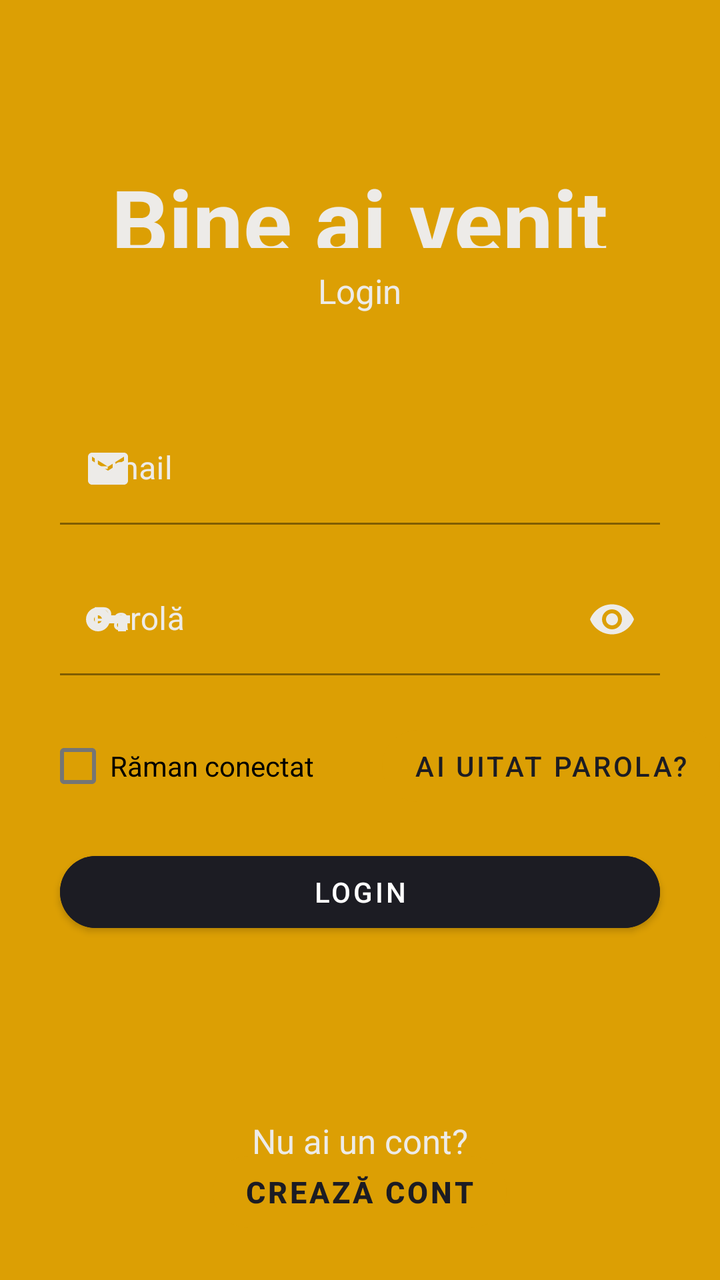
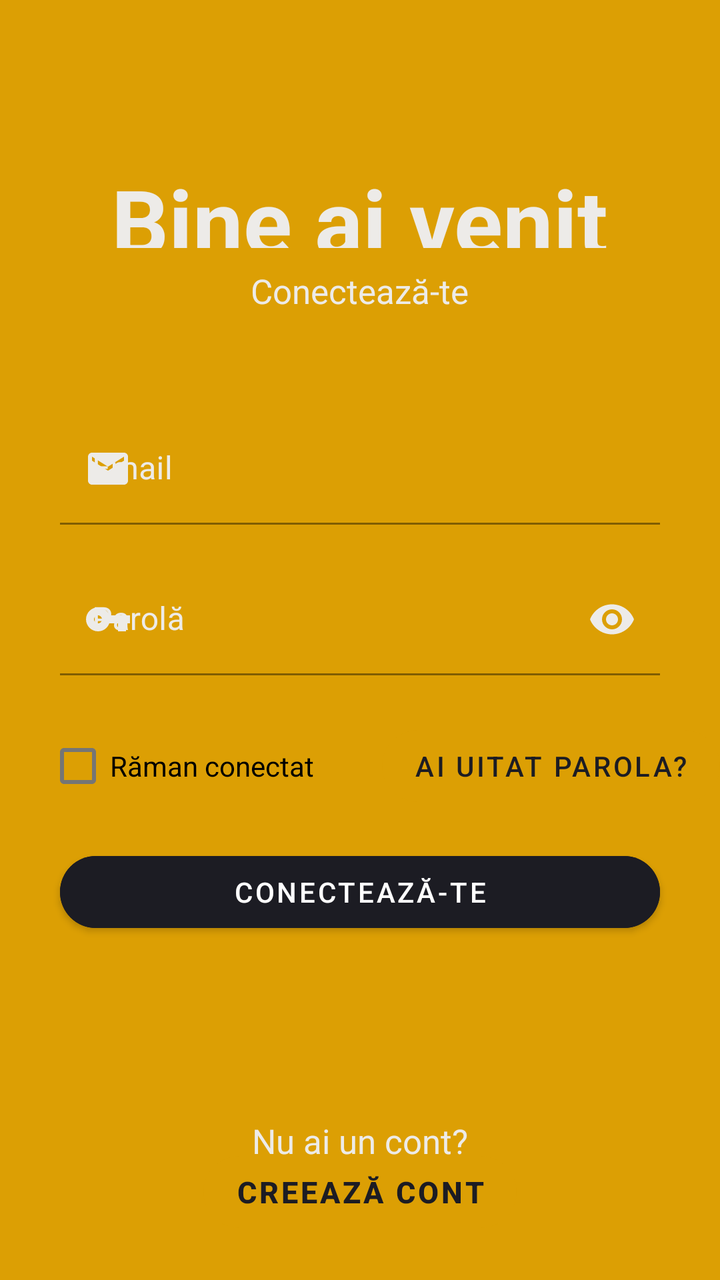

Compare the two renders of this Android layout. The source of the first and the diff that turns it into the second are given below.
<!-- AndroidManifest.xml: application theme Theme.Login -->
<!-- res/layout/fragment_login.xml -->
<?xml version="1.0" encoding="utf-8"?>
<RelativeLayout xmlns:android="http://schemas.android.com/apk/res/android"
    xmlns:app="http://schemas.android.com/apk/res-auto"
    xmlns:tools="http://schemas.android.com/tools"
    android:layout_width="match_parent"
    android:layout_height="match_parent"
    android:background="@color/darkYellow"
    tools:context=".LoginFragment">

    <FrameLayout
        android:id="@+id/container"
        android:layout_width="match_parent"
        android:layout_height="0dp"
        tools:ignore="MergeRootFrame" />

    <TextView
        android:id="@+id/title"
        android:layout_width="wrap_content"
        android:layout_height="wrap_content"
        android:layout_above="@id/subtitle"
        android:layout_centerHorizontal="true"
        android:layout_marginTop="80dp"
        android:layout_marginBottom="10dp"
        android:text="Bine ai venit"
        android:textColor="@color/desertStorm"
        android:textSize="45sp"
        android:textStyle="bold" />

    <TextView
        android:id="@+id/subtitle"
        android:layout_width="wrap_content"
        android:layout_height="wrap_content"
        android:layout_above="@id/loginEmail"
        android:layout_centerHorizontal="true"
        android:layout_marginStart="25dp"
        android:layout_marginBottom="50dp"
        android:text="@string/login"
        android:textColor="@color/desertStorm"
        android:textSize="17sp" />

    <com.google.android.material.textfield.TextInputLayout
        android:id="@+id/loginEmail"
        android:layout_width="match_parent"
        android:layout_height="wrap_content"
        android:layout_above="@id/loginPassword"
        android:layout_marginLeft="30dp"
        android:layout_marginRight="30dp"
        android:backgroundTint="@color/desertStorm"
        android:hint="@string/email"

        android:textColor="@color/desertStorm"
        android:textColorHint="@color/desertStorm"
        android:textSize="15sp"
        app:startIconDrawable="@drawable/email_icon"
        app:startIconTint="@color/desertStorm"
        app:errorEnabled="true">

        <com.google.android.material.textfield.TextInputEditText
            android:layout_width="match_parent"
            android:layout_height="wrap_content"
            android:background="@color/darkYellow"
            android:inputType="textEmailAddress" />

    </com.google.android.material.textfield.TextInputLayout>

    <com.google.android.material.textfield.TextInputLayout
        android:id="@+id/loginPassword"
        android:layout_width="match_parent"
        android:layout_height="wrap_content"
        android:layout_centerInParent="true"
        android:layout_marginLeft="30dp"
        android:layout_marginTop="-1dp"
        android:layout_marginRight="30dp"
        android:backgroundTint="@color/desertStorm"
        android:hint="@string/password"
        android:inputType="textPassword"
        android:textColor="@color/desertStorm"
        android:textColorHint="@color/desertStorm"
        android:textSize="15sp"
        app:endIconMode="password_toggle"
        app:endIconTint="@color/desertStorm"
        app:startIconDrawable="@drawable/password_icon"
        app:startIconTint="@color/desertStorm"
        app:errorEnabled="true">

        <com.google.android.material.textfield.TextInputEditText
            android:id="@+id/loginPasswordTIET"
            android:layout_width="match_parent"
            android:layout_height="wrap_content"
            android:background="@color/darkYellow"
            android:inputType="textPassword" />

    </com.google.android.material.textfield.TextInputLayout>

    <CheckBox
        android:id="@+id/rememberMeCheckBox"
        android:layout_width="wrap_content"
        android:layout_height="wrap_content"
        android:layout_below="@id/loginPassword"
        android:layout_alignParentStart="true"
        android:layout_alignParentLeft="true"
        android:layout_centerInParent="true"
        android:layout_marginStart="23dp"
        android:layout_marginTop="1dp"
        android:text="Răman conectat" />

    <Button
        android:id="@+id/forgotPassword"
        android:layout_width="wrap_content"
        android:layout_height="wrap_content"
        android:layout_below="@id/loginPassword"
        android:layout_alignParentRight="true"
        android:layout_marginTop="1dp"
        android:backgroundTint="@color/darkYellow"
        android:outlineSpotShadowColor="@color/darkYellow"
        android:text="@string/forgotPassword"
        android:textColor="@color/blackRussian"
        app:cornerRadius="20dp" />

    <Button
        android:id="@+id/loginButton"
        android:layout_width="match_parent"
        android:layout_height="wrap_content"
        android:layout_below="@id/forgotPassword"
        android:layout_marginLeft="30dp"
        android:layout_marginTop="15dp"
        android:layout_marginRight="30dp"
        android:backgroundTint="@color/blackRussian"
        android:text="@string/login"
        android:textColor="@android:color/white"
        app:cornerRadius="20dp" />

    <TextView
        android:id="@+id/dontHaveAccout"
        android:layout_width="wrap_content"
        android:layout_height="wrap_content"
        android:layout_above="@id/createAccountButton"
        android:layout_centerHorizontal="true"
        android:layout_marginBottom="-10dp"
        android:text="@string/withoutAccount"
        android:textColor="@color/desertStorm"
        android:textSize="17sp" />

    <Button
        android:id="@+id/createAccountButton"
        android:layout_width="wrap_content"
        android:layout_height="wrap_content"
        android:layout_alignParentBottom="true"
        android:layout_centerHorizontal="true"
        android:layout_marginBottom="20dp"
        android:backgroundTint="@color/darkYellow"
        android:outlineSpotShadowColor="@color/darkYellow"
        android:text="@string/createAccount"
        android:textColor="@color/blackRussian"
        android:textSize="15sp"
        android:textStyle="bold"
        app:cornerRadius="20dp" />

</RelativeLayout>
<!-- resources referenced by this layout -->
<resources>
  <color name="blackRussian">#1c1c23</color>
  <color name="darkYellow">#dc9f04</color>
  <color name="desertStorm">#edebe8</color>
  <!-- drawable email_icon (drawable) -->
  <vector android:height="24dp" android:tint="#FFFFFF"
      android:viewportHeight="24" android:viewportWidth="24"
      android:width="24dp" xmlns:android="http://schemas.android.com/apk/res/android">
      <path android:fillColor="@android:color/white" android:pathData="M20,4L4,4c-1.1,0 -1.99,0.9 -1.99,2L2,18c0,1.1 0.9,2 2,2h16c1.1,0 2,-0.9 2,-2L22,6c0,-1.1 -0.9,-2 -2,-2zM20,8l-8,5 -8,-5L4,6l8,5 8,-5v2z"/>
  </vector>
  <!-- drawable password_icon (drawable) -->
  <vector android:height="24dp" android:tint="#FFFFFF"
      android:viewportHeight="24" android:viewportWidth="24"
      android:width="24dp" xmlns:android="http://schemas.android.com/apk/res/android">
      <path android:fillColor="@android:color/white" android:pathData="M12.65,10C11.83,7.67 9.61,6 7,6c-3.31,0 -6,2.69 -6,6s2.69,6 6,6c2.61,0 4.83,-1.67 5.65,-4H17v4h4v-4h2v-4H12.65zM7,14c-1.1,0 -2,-0.9 -2,-2s0.9,-2 2,-2 2,0.9 2,2 -0.9,2 -2,2z"/>
  </vector>
  <string name="createAccount">Crează cont</string>
  <string name="email">Email</string>
  <string name="forgotPassword">Ai uitat parola?</string>
  <string name="login">Login</string>
  <string name="password">Parolă</string>
  <string name="withoutAccount">Nu ai un cont?</string>
  <style name="Theme.Login" parent="Theme.MaterialComponents.DayNight.NoActionBar">
          
          <item name="colorPrimary">@color/purple_500</item>
          <item name="colorPrimaryVariant">@color/darkYellow</item>
          <item name="colorOnPrimary">@color/white</item>
          
          <item name="colorSecondary">@color/teal_200</item>
          <item name="colorSecondaryVariant">@color/teal_700</item>
          <item name="colorOnSecondary">@color/black</item>
          
          <item name="android:statusBarColor">?attr/colorPrimaryVariant</item>
          
      </style>
  <color name="purple_500">#FF6200EE</color>
  <color name="white">#FFFFFFFF</color>
  <color name="teal_200">#FF03DAC5</color>
  <color name="teal_700">#FF018786</color>
  <color name="black">#FF000000</color>
</resources>

<!-- the commit's change to res/layout/fragment_login.xml (unified diff, before → after) -->
@@ -47,7 +47,6 @@
         android:layout_marginRight="30dp"
         android:backgroundTint="@color/desertStorm"
         android:hint="@string/email"
-
         android:textColor="@color/desertStorm"
         android:textColorHint="@color/desertStorm"
         android:textSize="15sp"
@@ -81,7 +80,8 @@
         app:endIconTint="@color/desertStorm"
         app:startIconDrawable="@drawable/password_icon"
         app:startIconTint="@color/desertStorm"
-        app:errorEnabled="true">
+        app:errorEnabled="true"
+        app:errorIconDrawable="@null">
 
         <com.google.android.material.textfield.TextInputEditText
             android:id="@+id/loginPasswordTIET"
@@ -105,7 +105,7 @@
         android:text="Răman conectat" />
 
     <Button
-        android:id="@+id/forgotPassword"
+        android:id="@+id/forgotPasswordButton"
         android:layout_width="wrap_content"
         android:layout_height="wrap_content"
         android:layout_below="@id/loginPassword"
@@ -121,7 +121,7 @@
         android:id="@+id/loginButton"
         android:layout_width="match_parent"
         android:layout_height="wrap_content"
-        android:layout_below="@id/forgotPassword"
+        android:layout_below="@id/forgotPasswordButton"
         android:layout_marginLeft="30dp"
         android:layout_marginTop="15dp"
         android:layout_marginRight="30dp"
@@ -150,7 +150,7 @@
         android:layout_marginBottom="20dp"
         android:backgroundTint="@color/darkYellow"
         android:outlineSpotShadowColor="@color/darkYellow"
-        android:text="@string/createAccount"
+        android:text="@string/signUp"
         android:textColor="@color/blackRussian"
         android:textSize="15sp"
         android:textStyle="bold"
<!-- resource entries referenced after the edit -->
@@ -15,11 +15,11 @@
       android:width="24dp" xmlns:android="http://schemas.android.com/apk/res/android">
       <path android:fillColor="@android:color/white" android:pathData="M12.65,10C11.83,7.67 9.61,6 7,6c-3.31,0 -6,2.69 -6,6s2.69,6 6,6c2.61,0 4.83,-1.67 5.65,-4H17v4h4v-4h2v-4H12.65zM7,14c-1.1,0 -2,-0.9 -2,-2s0.9,-2 2,-2 2,0.9 2,2 -0.9,2 -2,2z"/>
   </vector>
-  <string name="createAccount">Crează cont</string>
   <string name="email">Email</string>
   <string name="forgotPassword">Ai uitat parola?</string>
-  <string name="login">Login</string>
+  <string name="login">Conectează-te</string>
   <string name="password">Parolă</string>
+  <string name="signUp">Creează cont</string>
   <string name="withoutAccount">Nu ai un cont?</string>
   <style name="Theme.Login" parent="Theme.MaterialComponents.DayNight.NoActionBar">
           
